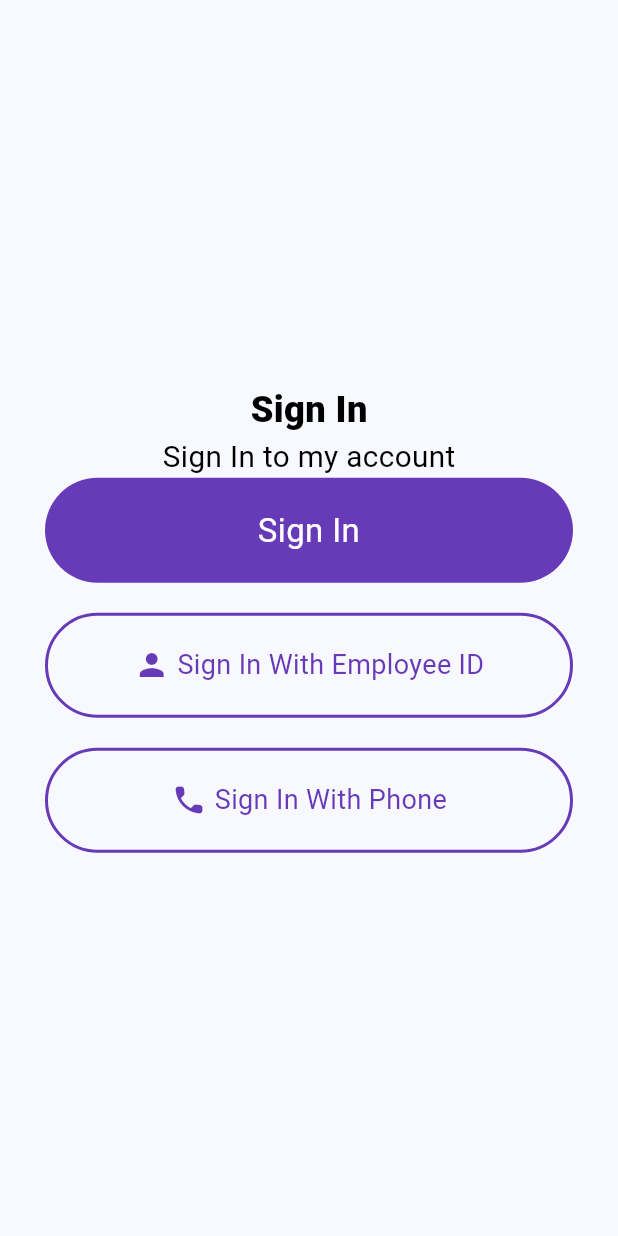
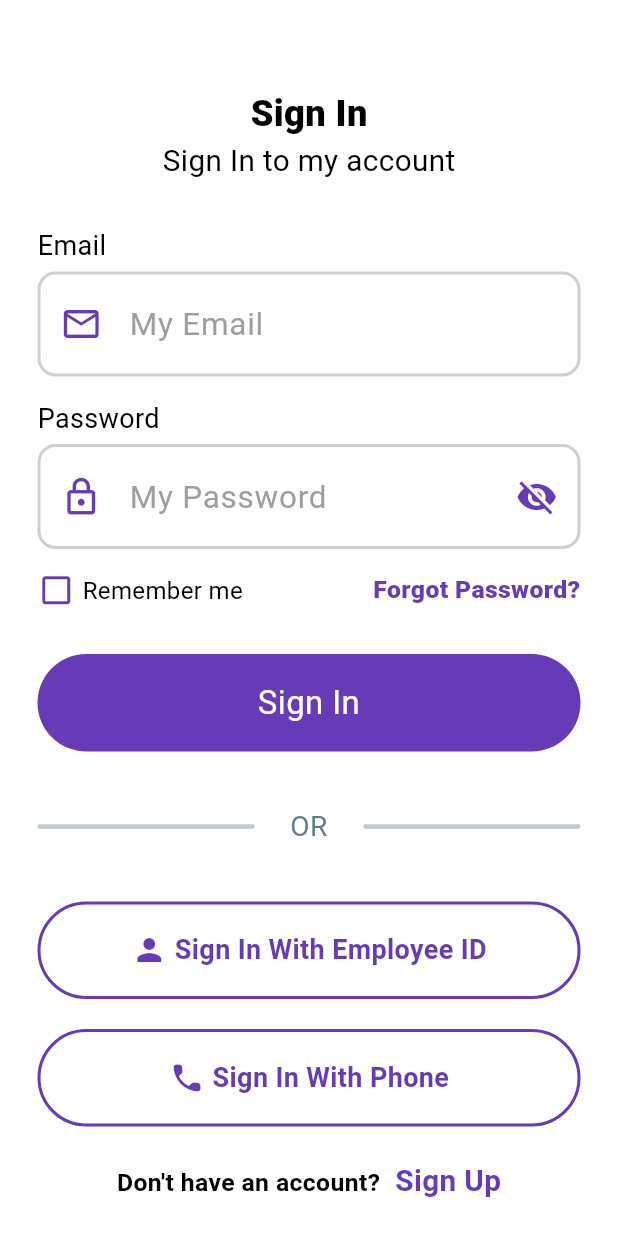
Before and after one commit to AlexandrosMentoudakis24/hr_dashboard_mobile_app, a Flutter app: the AuthScreen screen opened directly, on a phone screen of 412 x 824 dp. Run offline on Flutter 3.47's test engine with Material 3 defaults, Android fonts, the phone set to English and light mode, and no system bars.

Commit message:
latest commit

```diff
--- a/lib/main.dart
+++ b/lib/main.dart
@@ -1,9 +1,27 @@
 import 'package:flutter/material.dart';
+import 'package:flutter/services.dart';
 
 import 'package:hr_dashboard_mobile_app/screens/on_boarding_screen/on_boarding_screen.dart';
 
-void main() {
-  runApp(const MyApp());
+void main() async {
+  WidgetsFlutterBinding.ensureInitialized();
+
+  SystemChrome.setSystemUIOverlayStyle(
+    const SystemUiOverlayStyle().copyWith(
+      statusBarColor: Colors.deepPurple,
+    ),
+  );
+
+  await SystemChrome.setPreferredOrientations(
+    [
+      DeviceOrientation.portraitUp,
+      DeviceOrientation.portraitDown,
+    ],
+  );
+
+  runApp(
+    const MyApp(),
+  );
 }
 
 class MyApp extends StatelessWidget {
@@ -15,11 +33,20 @@ class MyApp extends StatelessWidget {
     return MaterialApp(
       debugShowCheckedModeBanner: false,
       title: "HR Dashboard",
-      theme: ThemeData(
+      theme: ThemeData().copyWith(
+        scaffoldBackgroundColor: Colors.white,
+        primaryColor: Colors.deepPurple,
+        secondaryHeaderColor: Colors.black,
+        textSelectionTheme: const TextSelectionThemeData().copyWith(
+          selectionHandleColor: Colors.deepPurple,
+          selectionColor: Colors.deepPurple.withValues(
+            alpha: 0.4,
+          ),
+          cursorColor: Colors.deepPurple,
+        ),
         colorScheme: ColorScheme.fromSeed(
           seedColor: Colors.blue,
         ),
-        useMaterial3: true,
       ),
       home: const OnBoardingScreen(),
     );
--- a/lib/screens/auth_screen/auth_screen.dart
+++ b/lib/screens/auth_screen/auth_screen.dart
@@ -1,7 +1,10 @@
 import 'package:flutter/material.dart';
+
+import 'package:hr_dashboard_mobile_app/widgets/auth_screen/change_auth_state_container.dart';
+import 'package:hr_dashboard_mobile_app/widgets/auth_screen/split_options_container.dart';
+import 'package:hr_dashboard_mobile_app/widgets/_global/secondary_button_with_icon.dart';
 import 'package:hr_dashboard_mobile_app/utils/screen_size_utils/screen_size_utils.dart';
-import 'package:hr_dashboard_mobile_app/widgets/_global/primary_button.dart';
-import 'package:hr_dashboard_mobile_app/widgets/_global/secondary_button_with_icon.dart';
+import 'package:hr_dashboard_mobile_app/widgets/auth_screen/login_form.dart';
 
 class AuthScreen extends StatelessWidget {
   const AuthScreen({super.key});
@@ -14,14 +17,20 @@ class AuthScreen extends StatelessWidget {
       calcBottomNavBarHeight: false,
     );
 
-    return Scaffold(
+    return GestureDetector(
+      onTap: () {
+        FocusManager.instance.primaryFocus!.unfocus();
+      },
+      child: Scaffold(
         body: Container(
           height: screenSizes.height,
           width: screenSizes.width,
-        padding: const EdgeInsets.symmetric(
-          horizontal: 30,
-          vertical: 10,
+          alignment: Alignment.center,
+          padding: const EdgeInsets.fromLTRB(25, 35, 25, 0),
+          margin: EdgeInsets.only(
+            bottom: MediaQuery.viewInsetsOf(context).bottom * 0.05,
           ),
+          child: SingleChildScrollView(
             child: Column(
               mainAxisAlignment: MainAxisAlignment.center,
               children: [
@@ -42,22 +51,21 @@ class AuthScreen extends StatelessWidget {
                     color: Colors.black,
                   ),
                 ),
-            SizedBox(
+                LoginForm(
+                  maxWidth: screenSizes.width,
+                ),
+                Padding(
+                  padding: const EdgeInsets.symmetric(vertical: 35),
+                  child: SizedBox(
                     width: screenSizes.width,
-              child: const PrimaryButton(
-                btnText: "Sign In",
+                    child: const SplitOptionsContainer(),
                   ),
                 ),
-            Padding(
-              padding: const EdgeInsets.only(
-                top: 20,
-              ),
-              child: SizedBox(
+                SizedBox(
                   width: screenSizes.width,
                   child: const SecondaryButtonWithIcon(
                     icon: Icons.person,
                     btnText: "Sign In With Employee ID",
-                ),
                   ),
                 ),
                 Padding(
@@ -72,7 +80,13 @@ class AuthScreen extends StatelessWidget {
                     ),
                   ),
                 ),
+                SizedBox(
+                  width: screenSizes.width,
+                  child: const ChangeAuthStateContainer(),
+                ),
               ],
+            ),
+          ),
         ),
       ),
     );
--- /dev/null
+++ b/lib/screens/home_screen/home_screen.dart
@@ -0,0 +1,38 @@
+import 'package:flutter/material.dart';
+import 'package:hr_dashboard_mobile_app/utils/screen_size_utils/screen_size_utils.dart';
+
+class HomeScreen extends StatelessWidget {
+  const HomeScreen({super.key});
+
+  @override
+  Widget build(BuildContext context) {
+    final screenSizes = ScreenSizeUtils.getAvailableScreenSize(
+      ctx: context,
+      calcAppBarHeight: true,
+      calcBottomNavBarHeight: true,
+    );
+
+    return Scaffold(
+      body: Container(
+        height: screenSizes.height,
+        width: screenSizes.width,
+        padding: const EdgeInsets.fromLTRB(30, kToolbarHeight, 30, 0),
+        margin: const EdgeInsets.only(
+          bottom: kBottomNavigationBarHeight,
+        ),
+        color: Colors.red,
+        child: Column(
+          children: [
+            Text(
+              "Hello",
+              style: TextStyle(
+                fontSize: 20,
+                color: Colors.black,
+              ),
+            ),
+          ],
+        ),
+      ),
+    );
+  }
+}
--- a/lib/screens/on_boarding_screen/on_boarding_screen.dart
+++ b/lib/screens/on_boarding_screen/on_boarding_screen.dart
@@ -1,11 +1,11 @@
 import 'package:flutter/material.dart';
-import 'package:hr_dashboard_mobile_app/widgets/_global/primary_button.dart';
-import 'package:hr_dashboard_mobile_app/widgets/_global/secondary_button.dart';
 
 import 'package:hr_dashboard_mobile_app/widgets/on_boarding_screen/indexing_container.dart';
 import 'package:hr_dashboard_mobile_app/widgets/on_boarding_screen/message_container.dart';
 import 'package:hr_dashboard_mobile_app/utils/screen_size_utils/screen_size_utils.dart';
+import 'package:hr_dashboard_mobile_app/widgets/_global/secondary_button.dart';
 import 'package:hr_dashboard_mobile_app/screens/auth_screen/auth_screen.dart';
+import 'package:hr_dashboard_mobile_app/widgets/_global/primary_button.dart';
 
 class ScreenMessageContent {
   ScreenMessageContent({
@@ -72,13 +72,10 @@ class _OnBoardingScreenState extends State<OnBoardingScreen> {
     });
   }
 
-  void goToPrevStep() {
-    if (_currentStep - 1 < 0) {
-      return;
-    }
-
+  void skipProcedure() {
     setState(() {
-      _currentStep--;
+      _isLastStep = true;
+      _currentStep = _screenMessagesContents.length - 1;
       _activeMessageContent = _screenMessagesContents[_currentStep];
     });
   }
@@ -121,14 +118,17 @@ class _OnBoardingScreenState extends State<OnBoardingScreen> {
             const Spacer(),
             GestureDetector(
               onTap: goToNextStep,
-              child: PrimaryButton(
-                btnText: _isLastStep ? "Sign In" : "Next",
+              child: Padding(
+                padding: const EdgeInsets.only(top: 15, left: 20, right: 20),
+                child: PrimaryButton(
+                  btnText: _isLastStep ? "Sign In" : "Next",
+                ),
               ),
             ),
             Padding(
-              padding: const EdgeInsets.only(top: 15),
+              padding: const EdgeInsets.only(top: 15, left: 20, right: 20),
               child: GestureDetector(
-                onTap: goToPrevStep,
+                onTap: skipProcedure,
                 child: SecondaryButton(
                   btnText: _isLastStep ? "Sign Up" : "Skip",
                 ),
--- a/lib/widgets/_global/primary_button.dart
+++ b/lib/widgets/_global/primary_button.dart
@@ -11,7 +11,7 @@ class PrimaryButton extends StatelessWidget {
   @override
   Widget build(BuildContext context) {
     return Container(
-      height: 70,
+      height: 65,
       width: double.infinity,
       alignment: Alignment.center,
       decoration: BoxDecoration(
--- a/lib/widgets/_global/secondary_button.dart
+++ b/lib/widgets/_global/secondary_button.dart
@@ -11,7 +11,7 @@ class SecondaryButton extends StatelessWidget {
   @override
   Widget build(BuildContext context) {
     return Container(
-      height: 70,
+      height: 65,
       width: double.infinity,
       alignment: Alignment.center,
       decoration: BoxDecoration(
--- a/lib/widgets/_global/secondary_button_with_icon.dart
+++ b/lib/widgets/_global/secondary_button_with_icon.dart
@@ -13,7 +13,7 @@ class SecondaryButtonWithIcon extends StatelessWidget {
   @override
   Widget build(BuildContext context) {
     return Container(
-      height: 70,
+      height: 65,
       width: double.infinity,
       alignment: Alignment.center,
       decoration: BoxDecoration(
@@ -41,6 +41,7 @@ class SecondaryButtonWithIcon extends StatelessWidget {
               textAlign: TextAlign.center,
               style: const TextStyle(
                 fontSize: 18,
+                fontWeight: FontWeight.bold,
                 color: Colors.deepPurple,
               ),
             ),
--- /dev/null
+++ b/lib/widgets/auth_screen/change_auth_state_container.dart
@@ -0,0 +1,42 @@
+import 'package:flutter/material.dart';
+
+class ChangeAuthStateContainer extends StatelessWidget {
+  const ChangeAuthStateContainer({super.key});
+
+  @override
+  Widget build(BuildContext context) {
+    return Container(
+      height: 50,
+      child: Row(
+        mainAxisAlignment: MainAxisAlignment.center,
+        crossAxisAlignment: CrossAxisAlignment.end,
+        children: [
+          Text(
+            "Don't have an account?",
+            textScaler: const TextScaler.linear(1.1),
+            style: TextStyle(
+              fontSize: 15,
+              color: Theme.of(context).secondaryHeaderColor,
+              fontWeight: FontWeight.w600,
+            ),
+          ),
+          Padding(
+            padding: const EdgeInsets.only(left: 10),
+            child: GestureDetector(
+              onTap: () {},
+              child: Text(
+                "Sign Up",
+                textScaler: const TextScaler.linear(1.1),
+                style: TextStyle(
+                  fontSize: 18,
+                  color: Theme.of(context).primaryColor,
+                  fontWeight: FontWeight.w700,
+                ),
+              ),
+            ),
+          ),
+        ],
+      ),
+    );
+  }
+}
--- /dev/null
+++ b/lib/widgets/auth_screen/forgot_password_button.dart
@@ -0,0 +1,24 @@
+import 'package:flutter/material.dart';
+
+class ForgotPasswordButton extends StatelessWidget {
+  const ForgotPasswordButton({super.key});
+
+  @override
+  Widget build(BuildContext context) {
+    return Expanded(
+      child: GestureDetector(
+        onTap: () {},
+        child: Text(
+          "Forgot Password?",
+          textScaler: const TextScaler.linear(1.1),
+          textAlign: TextAlign.right,
+          style: TextStyle(
+            fontSize: 15,
+            color: Theme.of(context).primaryColor,
+            fontWeight: FontWeight.w800,
+          ),
+        ),
+      ),
+    );
+  }
+}
--- /dev/null
+++ b/lib/widgets/auth_screen/login_form.dart
@@ -0,0 +1,140 @@
+import 'package:flutter/material.dart';
+import 'package:hr_dashboard_mobile_app/screens/home_screen/home_screen.dart';
+import 'package:hr_dashboard_mobile_app/widgets/_global/primary_button.dart';
+import 'package:hr_dashboard_mobile_app/widgets/auth_screen/forgot_password_button.dart';
+import 'package:hr_dashboard_mobile_app/widgets/auth_screen/remember_me_button.dart';
+import 'package:hr_dashboard_mobile_app/widgets/auth_screen/single_text_field.dart';
+
+class LoginForm extends StatefulWidget {
+  const LoginForm({
+    required this.maxWidth,
+    super.key,
+  });
+
+  final double maxWidth;
+
+  @override
+  State<LoginForm> createState() => _LoginFormState();
+}
+
+class _LoginFormState extends State<LoginForm> {
+  final emailFocusNode = FocusNode();
+  final passwordFocusNode = FocusNode();
+
+  var _emailTextValue = "";
+  var _passwordTextValue = "";
+
+  @override
+  void dispose() {
+    emailFocusNode.dispose();
+    passwordFocusNode.dispose();
+
+    super.dispose();
+  }
+
+  @override
+  Widget build(BuildContext context) {
+    return Column(
+      children: [
+        GestureDetector(
+          onTap: () {
+            if (!emailFocusNode.hasPrimaryFocus) {
+              setState(() {
+                emailFocusNode.requestFocus();
+              });
+            }
+          },
+          child: Container(
+            height: 100,
+            margin: const EdgeInsets.only(top: 30),
+            width: widget.maxWidth,
+            child: SingleTextField(
+              icon: Icons.email_outlined,
+              title: "Email",
+              placeholder: "My Email",
+              inputType: TextInputType.emailAddress,
+              inputAction: TextInputAction.next,
+              focusNode: emailFocusNode,
+              onFieldChange: (newValue) {
+                setState(() {
+                  _emailTextValue = newValue.trim();
+                });
+              },
+              onFieldSubmit: (newValue) {
+                setState(() {
+                  _emailTextValue = newValue.trim();
+                });
+
+                passwordFocusNode.requestFocus();
+              },
+            ),
+          ),
+        ),
+        GestureDetector(
+          onTap: () {
+            if (!passwordFocusNode.hasPrimaryFocus) {
+              setState(() {
+                passwordFocusNode.requestFocus();
+              });
+            }
+          },
+          child: Container(
+            height: 100,
+            margin: const EdgeInsets.only(top: 15),
+            width: widget.maxWidth,
+            child: SingleTextField(
+              icon: Icons.lock_outlined,
+              title: "Password",
+              placeholder: "My Password",
+              inputType: TextInputType.visiblePassword,
+              isPrivateField: true,
+              focusNode: passwordFocusNode,
+              onFieldChange: (newValue) {
+                setState(() {
+                  _passwordTextValue = newValue.trim();
+                });
+              },
+              onFieldSubmit: (newValue) {
+                setState(() {
+                  _passwordTextValue = newValue.trim();
+                });
+              },
+            ),
+          ),
+        ),
+        Container(
+          height: 25,
+          width: widget.maxWidth,
+          margin: const EdgeInsets.only(top: 15),
+          child: const Row(
+            mainAxisAlignment: MainAxisAlignment.spaceBetween,
+            children: [
+              RememberMeButton(),
+              ForgotPasswordButton(),
+            ],
+          ),
+        ),
+        Padding(
+          padding: const EdgeInsets.only(
+            top: 30,
+          ),
+          child: GestureDetector(
+            onTap: () {
+              Navigator.of(context).pushReplacement(
+                MaterialPageRoute(
+                  builder: (context) => const HomeScreen(),
+                ),
+              );
+            },
+            child: SizedBox(
+              width: widget.maxWidth,
+              child: const PrimaryButton(
+                btnText: "Sign In",
+              ),
+            ),
+          ),
+        ),
+      ],
+    );
+  }
+}
--- /dev/null
+++ b/lib/widgets/auth_screen/remember_me_button.dart
@@ -0,0 +1,53 @@
+import 'package:flutter/material.dart';
+
+class RememberMeButton extends StatefulWidget {
+  const RememberMeButton({super.key});
+
+  @override
+  State<RememberMeButton> createState() => _RememberMeButtonState();
+}
+
+class _RememberMeButtonState extends State<RememberMeButton> {
+  var _isButtonChecked = false;
+
+  @override
+  Widget build(BuildContext context) {
+    var displayedButton = Icons.check_box_outline_blank_outlined;
+
+    if (_isButtonChecked) {
+      displayedButton = Icons.check_box_outlined;
+    }
+
+    return Expanded(
+      child: Row(
+        mainAxisAlignment: MainAxisAlignment.start,
+        crossAxisAlignment: CrossAxisAlignment.center,
+        children: [
+          GestureDetector(
+            onTap: () {
+              setState(() {
+                _isButtonChecked = !_isButtonChecked;
+              });
+            },
+            child: Icon(
+              displayedButton,
+              color: Theme.of(context).primaryColor,
+              size: 25,
+            ),
+          ),
+          Padding(
+            padding: const EdgeInsets.only(left: 5),
+            child: Text(
+              "Remember me",
+              textAlign: TextAlign.left,
+              style: TextStyle(
+                fontSize: 16,
+                color: Theme.of(context).secondaryHeaderColor,
+              ),
+            ),
+          ),
+        ],
+      ),
+    );
+  }
+}
--- /dev/null
+++ b/lib/widgets/auth_screen/single_text_field.dart
@@ -0,0 +1,179 @@
+import 'package:flutter/material.dart';
+
+class SingleTextField extends StatefulWidget {
+  const SingleTextField({
+    required this.icon,
+    required this.title,
+    required this.placeholder,
+    required this.focusNode,
+    required this.onFieldChange,
+    required this.onFieldSubmit,
+    TextInputType? inputType,
+    TextInputAction? inputAction,
+    bool? isPrivateField,
+    super.key,
+  })  : isPrivateField = isPrivateField ?? false,
+        inputType = inputType ?? TextInputType.text,
+        inputAction = inputAction ?? TextInputAction.done;
+
+  final IconData icon;
+  final String title;
+  final String placeholder;
+  final FocusNode focusNode;
+  final void Function(String value) onFieldChange;
+  final void Function(String value) onFieldSubmit;
+  final TextInputType inputType;
+  final TextInputAction inputAction;
+  final bool isPrivateField;
+
+  @override
+  State<SingleTextField> createState() => _SingleTextFieldState();
+}
+
+class _SingleTextFieldState extends State<SingleTextField> {
+  late bool hasFocus;
+  late bool isTextHidden;
+
+  var insertedText = "";
+
+  @override
+  void initState() {
+    super.initState();
+    isTextHidden = widget.isPrivateField;
+    hasFocus = widget.focusNode.hasPrimaryFocus;
+  }
+
+  @override
+  Widget build(BuildContext context) {
+    return LayoutBuilder(
+      builder: (context, constraints) {
+        final maxHeight = constraints.maxHeight;
+        final maxWidth = constraints.maxWidth;
+
+        return SizedBox(
+          height: maxHeight,
+          width: maxWidth,
+          child: Column(
+            crossAxisAlignment: CrossAxisAlignment.start,
+            children: [
+              SizedBox(
+                height: maxHeight * 0.2,
+                width: maxWidth,
+                child: Text(
+                  widget.title,
+                  style: const TextStyle(
+                    fontSize: 18,
+                    color: Colors.black,
+                  ),
+                ),
+              ),
+              Container(
+                height: maxHeight * 0.7,
+                width: maxWidth,
+                margin: const EdgeInsets.only(top: 10),
+                decoration: BoxDecoration(
+                  borderRadius: BorderRadius.circular(12),
+                  border: Border.all(
+                    color: widget.focusNode.hasPrimaryFocus
+                        ? Theme.of(context).primaryColor
+                        : Colors.grey.withValues(alpha: 0.5),
+                    width: 2,
+                  ),
+                ),
+                child: Row(
+                  children: [
+                    Container(
+                      height: maxHeight * 0.7,
+                      width: maxWidth * 0.15,
+                      decoration: const BoxDecoration(
+                        borderRadius: BorderRadius.horizontal(
+                          left: Radius.circular(10),
+                        ),
+                      ),
+                      child: Icon(
+                        widget.icon,
+                        color: Theme.of(context).primaryColor,
+                        size: 28,
+                      ),
+                    ),
+                    Flexible(
+                      flex: 1,
+                      child: Container(
+                        height: maxHeight * 0.7,
+                        alignment: Alignment.centerLeft,
+                        padding: const EdgeInsets.symmetric(
+                          horizontal: 5,
+                        ),
+                        child: TextField(
+                          focusNode: widget.focusNode,
+                          textAlign: TextAlign.left,
+                          cursorHeight: 23,
+                          cursorColor: Theme.of(context).primaryColor,
+                          obscureText: isTextHidden,
+                          keyboardType: widget.inputType,
+                          textInputAction: widget.inputAction,
+                          style: TextStyle(
+                            fontSize: 22,
+                            color: Theme.of(context).secondaryHeaderColor,
+                          ),
+                          decoration: InputDecoration(
+                            border: InputBorder.none,
+                            hintText: widget.placeholder,
+                            hintStyle: const TextStyle(
+                              fontSize: 21,
+                              color: Colors.grey,
+                            ),
+                          ),
+                          onChanged: (newValue) {
+                            setState(() {
+                              insertedText = newValue.trim();
+                            });
+
+                            widget.onFieldChange(
+                              newValue.trim(),
+                            );
+                          },
+                          onEditingComplete: () {
+                            FocusManager.instance.primaryFocus!.unfocus();
+
+                            widget.onFieldSubmit(
+                              insertedText.trim(),
+                            );
+                          },
+                        ),
+                      ),
+                    ),
+                    if (widget.isPrivateField)
+                      GestureDetector(
+                        onTap: () {
+                          setState(() {
+                            isTextHidden = !isTextHidden;
+                          });
+                        },
+                        child: Container(
+                          height: maxHeight * 0.7,
+                          width: maxWidth * 0.15,
+                          decoration: const BoxDecoration(
+                            borderRadius: BorderRadius.horizontal(
+                              left: Radius.circular(10),
+                            ),
+                          ),
+                          child: Icon(
+                            isTextHidden
+                                ? Icons.visibility_off
+                                : Icons.remove_red_eye,
+                            color: Theme.of(context).primaryColor,
+                            size: 28,
+                          ),
+                        ),
+                      ),
+                  ],
+                ),
+              ),
+            ],
+          ),
+        );
+      },
+    );
+  }
+}
--- /dev/null
+++ b/lib/widgets/auth_screen/split_options_container.dart
@@ -0,0 +1,50 @@
+import 'package:flutter/material.dart';
+
+const _childContainerHeight = 3.0;
+Color _innerContainersColor = Colors.blueGrey.withValues(
+  alpha: 0.4,
+);
+
+class SplitOptionsContainer extends StatelessWidget {
+  const SplitOptionsContainer({super.key});
+
+  @override
+  Widget build(BuildContext context) {
+    return LayoutBuilder(
+      builder: (context, constraints) {
+        final Widget singleVerticalLineWidget = Container(
+          height: _childContainerHeight,
+          width: constraints.maxWidth * 0.4,
+          decoration: BoxDecoration(
+            color: _innerContainersColor,
+            borderRadius: BorderRadius.circular(90),
+          ),
+        );
+
+        return SizedBox(
+          height: 30,
+          width: constraints.maxWidth,
+          child: Row(
+            mainAxisAlignment: MainAxisAlignment.spaceBetween,
+            children: [
+              singleVerticalLineWidget,
+              const Flexible(
+                flex: 1,
+                child: Text(
+                  "OR",
+                  textAlign: TextAlign.center,
+                  textScaler: TextScaler.linear(1.1),
+                  style: TextStyle(
+                    fontSize: 17,
+                    color: Colors.blueGrey,
+                  ),
+                ),
+              ),
+              singleVerticalLineWidget,
+            ],
+          ),
+        );
+      },
+    );
+  }
+}
```
Also changed, not shown: pubspec.lock. Lines whose indentation alone changed are shown as unchanged.
